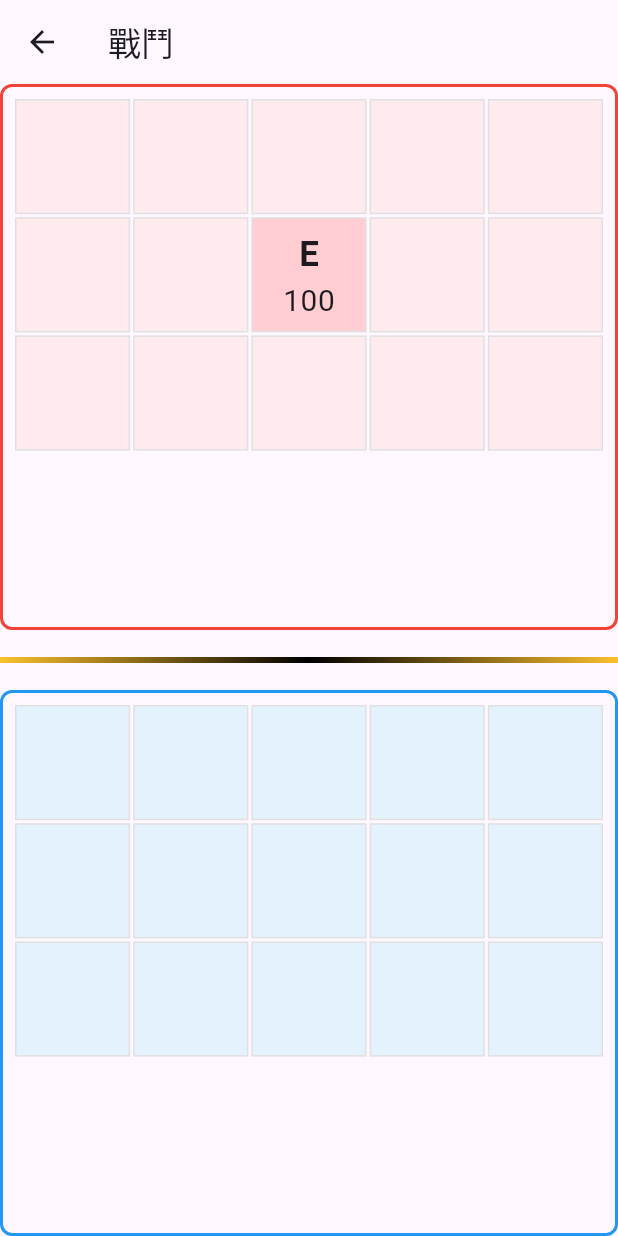
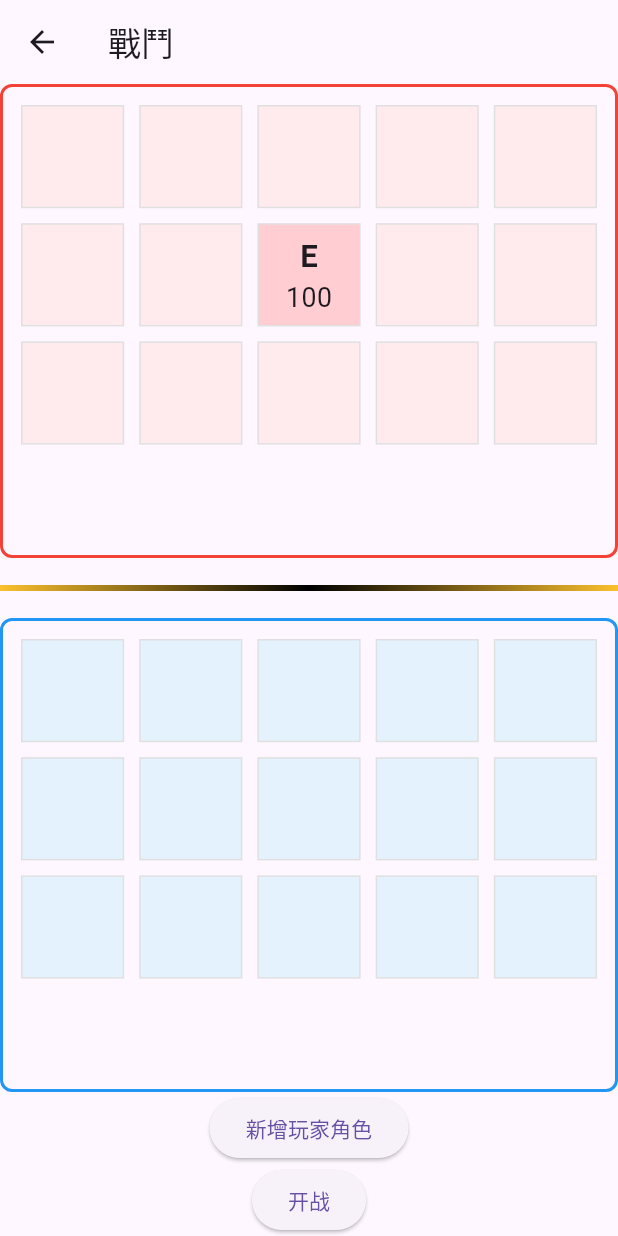
Before and after one commit to kyoangel/merge_game_a2z, a Flutter app: the BattleScreen screen opened directly, on a phone screen of 412 x 824 dp. Run offline on Flutter 3.47's test engine with Material 3 defaults, Android fonts, the light colour scheme and no system bars; missing offline and left inert: flame.

Commit message:
battle scene field, can add player unit and drag move

```diff
--- a/lib/game/battle/battle_board.dart
+++ b/lib/game/battle/battle_board.dart
@@ -16,6 +16,8 @@ class _BattleBoardState extends State<BattleBoard> {
   List<List<BattleUnit?>> enemyBoard = [];
   // 下方玩家的棋盤
   List<List<BattleUnit?>> playerBoard = [];
+
+  BattleUnit? selectedUnit; // 用于跟踪选中的玩家角色
 
   @override
   void initState() {
@@ -57,12 +59,14 @@ class _BattleBoardState extends State<BattleBoard> {
             child: Column(
               mainAxisAlignment: MainAxisAlignment.center,
               children: [
-                SizedBox(
+                Expanded(
+                  child: SizedBox(
                     height: boardHeight,
                     child: _buildBoard(
                       board: enemyBoard,
                       isEnemy: true,
                       borderColor: Colors.red,
+                    ),
                   ),
                 ),
 
@@ -77,13 +81,27 @@ class _BattleBoardState extends State<BattleBoard> {
                   ),
                 ),
 
-                SizedBox(
+                Expanded(
+                  child: SizedBox(
                     height: boardHeight,
                     child: _buildBoard(
                       board: playerBoard,
                       isEnemy: false,
                       borderColor: Colors.blue,
                     ),
+                  ),
+                ),
+
+                // 新增玩家角色按钮
+                ElevatedButton(
+                  onPressed: _addPlayerUnit,
+                  child: const Text('新增玩家角色'),
+                ),
+
+                // 开战按钮
+                ElevatedButton(
+                  onPressed: _startBattle,
+                  child: const Text('开战'),
                 ),
               ],
             ),
@@ -121,7 +139,7 @@ class _BattleBoardState extends State<BattleBoard> {
               itemBuilder: (context, index) {
                 final row = index ~/ cols;
                 final col = index % cols;
-                return _buildCell(board[row][col], isEnemy);
+                return _buildCell(board[row][col], isEnemy, index);
               },
             ),
           ),
@@ -130,20 +148,60 @@ class _BattleBoardState extends State<BattleBoard> {
     );
   }
 
-  Widget _buildCell(BattleUnit? unit, bool isEnemy) {
+  Widget _buildCell(BattleUnit? unit, bool isEnemy, int index) {
+    return DragTarget<BattleUnit>(
+      onWillAccept: (receivedUnit) {
+        // 只允许在玩家区域拖放
+        return !isEnemy;
+      },
+      onAccept: (receivedUnit) {
+        setState(() {
+          // 计算目标位置
+          final row = index ~/ cols;
+          final col = index % cols;
+          final newPosition = Position(row, col);
+
+          // 更新棋盘和单位位置
+          playerBoard[receivedUnit.position.row][receivedUnit.position.col] = null;
+          playerBoard[newPosition.row][newPosition.col] = receivedUnit;
+          receivedUnit.updatePosition(newPosition);
+        });
+      },
+      builder: (context, candidateData, rejectedData) {
         return GestureDetector(
           onTap: () {
             if (!isEnemy) {  // 只允許在玩家區域操作
               _handleCellTap(unit);
             }
+            // 打印出格子的编号
+            print('点击了格子: ${index + 1}');
           },
           child: Container(
+            margin: const EdgeInsets.all(4.0), // 增加格子間距
             decoration: BoxDecoration(
               border: Border.all(color: Colors.grey[300]!),
               color: _getCellColor(unit, isEnemy),
             ),
             child: unit != null
-            ? FittedBox(
+                ? Draggable<BattleUnit>(
+                    data: unit,
+                    feedback: Material(
+                      child: Container(
+                        width: 50,
+                        height: 50,
+                        color: Colors.blue.withOpacity(0.5),
+                        child: Center(
+                          child: Text(
+                            unit.type == UnitType.player ? 'P' : 'E',
+                            style: const TextStyle(
+                              fontWeight: FontWeight.bold,
+                            ),
+                          ),
+                        ),
+                      ),
+                    ),
+                    childWhenDragging: Container(),
+                    child: FittedBox(
                       fit: BoxFit.contain,
                       child: Padding(
                         padding: const EdgeInsets.all(4.0),
@@ -165,15 +223,54 @@ class _BattleBoardState extends State<BattleBoard> {
                           ],
                         ),
                       ),
+                    ),
                   )
                 : null,
           ),
         );
+      },
+    );
+  }
+
+  void _addPlayerUnit() {
+    setState(() {
+      // 在玩家棋盘的第一个空位置新增一个玩家角色
+      for (int row = 0; row < rows; row++) {
+        for (int col = 0; col < cols; col++) {
+          if (playerBoard[row][col] == null) {
+            playerBoard[row][col] = BattleUnit(
+              type: UnitType.player,
+              position: Position(row, col),
+            );
+            return;
+          }
+        }
+      }
+    });
+  }
+
+  void _startBattle() {
+    // TODO: 实现开战逻辑
+    print('开战！');
   }
 
   void _handleCellTap(BattleUnit? unit) {
-    // TODO: 處理玩家區域的點擊事件
-    print('點擊了玩家區域的格子');
+    setState(() {
+      if (unit != null && unit.type == UnitType.player) {
+        // 选中或取消选中玩家角色
+        selectedUnit = selectedUnit == unit ? null : unit;
+      } else if (selectedUnit != null) {
+        // 移动选中的玩家角色到新的位置
+        final newPosition = Position(
+          playerBoard.indexWhere((row) => row.contains(unit)),
+          playerBoard.firstWhere((row) => row.contains(unit)).indexOf(unit),
+        );
+        playerBoard[selectedUnit!.position.row][selectedUnit!.position.col] = null;
+        playerBoard[newPosition.row][newPosition.col] = selectedUnit;
+        selectedUnit!.updatePosition(newPosition);
+        selectedUnit = null;
+      }
+    });
   }
 
   Color _getCellColor(BattleUnit? unit, bool isEnemy) {
--- a/lib/game/battle/battle_unit.dart
+++ b/lib/game/battle/battle_unit.dart
@@ -12,7 +12,7 @@ enum UnitType {
 
 class BattleUnit {
   final UnitType type;
-  final Position position;
+  Position position;
   int health = 100;
   int attack = 10;
 
@@ -27,4 +27,8 @@ class BattleUnit {
   }
 
   bool get isAlive => health > 0;
+
+  void updatePosition(Position newPosition) {
+    position = newPosition;
+  }
 }
```
Lines whose indentation alone changed are shown as unchanged.
